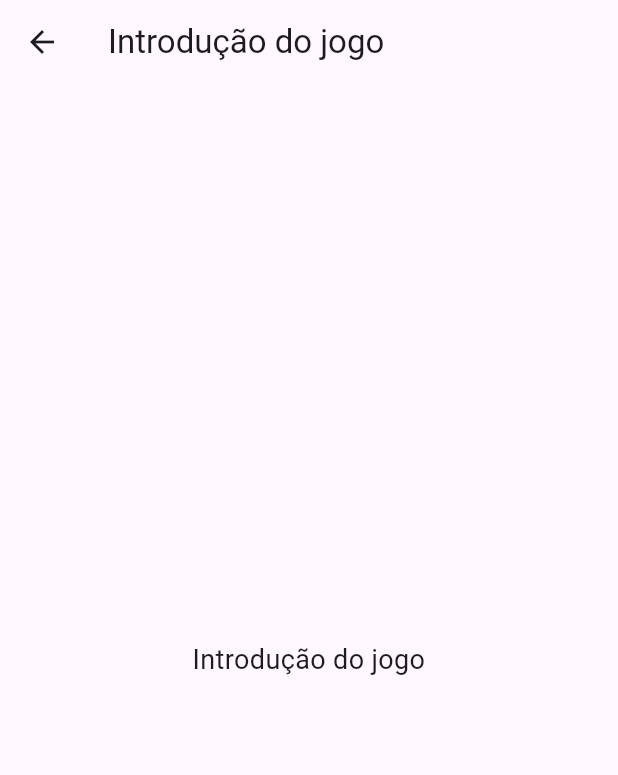
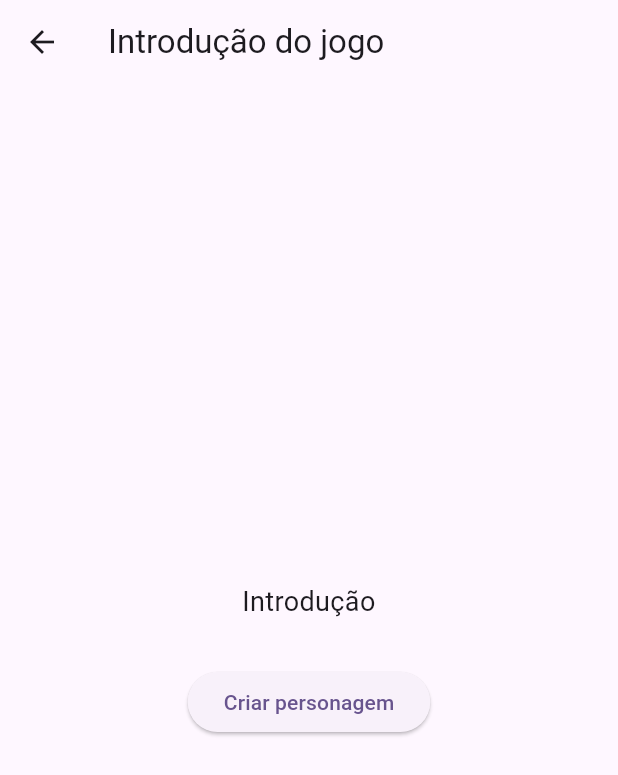
Before and after one commit to m7julia/PI_3_0102_02, a Flutter app: the screen it shows after launch, after a tap on "Iniciar", on a phone screen of 412 x 824 dp. Shown: the top 775 px of the screen. Run offline on Flutter 3.47's test engine with Material 3 defaults, Android fonts, the phone set to English and light mode, and no system bars; our stand-ins replace cloud_firestore, firebase_core, google_fonts; accounts and stored records are empty.

Commit message:
melhora no visual da homepage no estilo RPG e integração ao banco

```diff
--- /dev/null
+++ b/lib/models/personagem.dart
@@ -0,0 +1,25 @@
+class Personagem {
+  final String nome;
+  final int vidaAtual;
+  final int vidaMax;
+
+  Personagem({
+    required this.nome,
+    required this.vidaAtual,
+    required this.vidaMax,
+  });
+
+  // Map para salvar no fire
+  Map<String, dynamic> toMap() {
+    return {'nome': nome, 'vidaAtual': vidaAtual, 'vidaMax': vidaMax};
+  }
+
+  // Map para objeto, para mostrar na tela
+  factory Personagem.fromMap(Map<String, dynamic> map) {
+    return Personagem(
+      nome: map['nome'] ?? '',
+      vidaAtual: map['vidaAtual'] ?? 0,
+      vidaMax: map['vidaMax'] ?? 0,
+    );
+  }
+}
--- a/lib/screens/home/home_screen.dart
+++ b/lib/screens/home/home_screen.dart
@@ -1,4 +1,5 @@
 import 'package:flutter/material.dart';
+import 'package:google_fonts/google_fonts.dart';
 import '../intro/intro_screen.dart';
 
 class HomeScreen extends StatelessWidget {
@@ -9,7 +10,7 @@ class HomeScreen extends StatelessWidget {
     return Scaffold(
       body: Stack(
         children: [
-          // IMAGEM DE FUNDO
+          // imagem de fundo
           SizedBox.expand(
             child: Stack(
               children: [
@@ -19,62 +20,133 @@ class HomeScreen extends StatelessWidget {
                   width: double.infinity,
                   height: double.infinity,
                 ),
-                Container(color: Colors.black.withOpacity(0.5)),
+                Container(
+                  decoration: BoxDecoration(
+                    color: Colors.black.withOpacity(0.55),
+                  ),
+                ),
               ],
             ),
           ),
-          Positioned(
-            top: 40,
-            left: 0,
-            right: 0,
+
+          // tela
+          SafeArea(
             child: Center(
-              child: Text(
+              child: Padding(
+                padding: const EdgeInsets.symmetric(horizontal: 24),
+                child: Column(
+                  mainAxisAlignment: MainAxisAlignment.center,
+                  children: [
+                    Text(
                       'RPG (DEFINIR NOME DO JOGO)',
-                style: TextStyle(
-                  color: Colors.white,
-                  fontSize: 22,
+                      textAlign: TextAlign.center,
+                      style: GoogleFonts.cinzel(
+                        fontSize: 34,
                         fontWeight: FontWeight.bold,
+                        color: const Color(0xFFF8E7B9),
+                        letterSpacing: 1.5,
+                        shadows: const [
+                          Shadow(
+                            color: Colors.black,
+                            blurRadius: 10,
+                            offset: Offset(2, 2),
+                          ),
+                        ],
                       ),
                     ),
+
+                    const SizedBox(height: 18),
+
+                    Container(
+                      width: 300,
+                      padding: const EdgeInsets.symmetric(
+                        horizontal: 10,
+                        vertical: 15,
                       ),
+                      decoration: BoxDecoration(
+                        color: Colors.black.withOpacity(0.45),
+                        borderRadius: BorderRadius.circular(20),
+                        border: Border.all(
+                          color: const Color.fromARGB(255, 158, 138, 74),
+                          width: 2,
                         ),
-          // BOTÕES
-          Center(
-            child: Row(
-              mainAxisAlignment: MainAxisAlignment.center,
+                        boxShadow: [
+                          BoxShadow(
+                            color: Colors.black.withOpacity(0.4),
+                            blurRadius: 16,
+                            offset: const Offset(0, 8),
+                          ),
+                        ],
+                      ),
+                      child: Column(
                         children: [
-                ElevatedButton(
+                          _rpgMenuButton(
+                            text: 'Iniciar',
                             onPressed: () {
                               Navigator.push(
                                 context,
-                      MaterialPageRoute(builder: (_) => const IntroScreen()),
+                                MaterialPageRoute(
+                                  builder: (_) => const IntroScreen(),
+                                ),
                               );
                             },
-                  child: const Text('Iniciar'),
                           ),
-
-                const SizedBox(width: 15),
-
-                ElevatedButton(
+                          const SizedBox(height: 16),
+                          _rpgMenuButton(
+                            text: 'Continuar',
                             onPressed: () {
                               print('Continuar jogo');
                             },
-                  child: const Text('Continuar'),
                           ),
-
-                const SizedBox(width: 15),
-
-                ElevatedButton(
+                          const SizedBox(height: 16),
+                          _rpgMenuButton(
+                            text: 'Configurações',
                             onPressed: () {
                               print('Configurações');
                             },
-                  child: const Text('Configurações'),
                           ),
                         ],
                       ),
                     ),
                   ],
                 ),
+              ),
+            ),
+          ),
+        ],
+      ),
+    );
+  }
+
+  static Widget _rpgMenuButton({
+    required String text,
+    required VoidCallback onPressed,
+  }) {
+    return SizedBox(
+      width: double.infinity,
+      height: 62,
+      child: ElevatedButton(
+        onPressed: onPressed,
+        style: ElevatedButton.styleFrom(
+          backgroundColor: const Color(0xFF6B3F1D),
+          foregroundColor: const Color(0xFFF8E7B9),
+          elevation: 6,
+          shadowColor: Colors.black,
+          shape: RoundedRectangleBorder(
+            borderRadius: BorderRadius.circular(14),
+            side: const BorderSide(color: Color.fromARGB(255, 0, 0, 0), width: 2),
+          ),
+          padding: const EdgeInsets.symmetric(vertical: 14),
+        ),
+        child: Text(
+          text,
+          style: GoogleFonts.cinzel(
+            fontSize: 20,
+            fontWeight: FontWeight.bold,
+            letterSpacing: 1.2,
+          ),
+        ),
+      ),
     );
   }
 }
--- a/lib/screens/intro/intro_screen.dart
+++ b/lib/screens/intro/intro_screen.dart
@@ -1,4 +1,5 @@
 import 'package:flutter/material.dart';
+import '../game/personagem/criar_personagem_screen.dart';
 
 class IntroScreen extends StatelessWidget {
   const IntroScreen({super.key});
@@ -7,11 +8,30 @@ class IntroScreen extends StatelessWidget {
   Widget build(BuildContext context) {
     return Scaffold(
       appBar: AppBar(title: const Text('Introdução do jogo')),
-      body: const Center(
-        child: Text(
-          'Introdução do jogo',
-          style: TextStyle(fontSize: 18),
-          textAlign: TextAlign.center,
+      body: Center(
+        child: Column(
+          mainAxisAlignment: MainAxisAlignment.center,
+          children: [
+            const Text(
+              'Introdução',
+              style: TextStyle(fontSize: 18),
+              textAlign: TextAlign.center,
+            ),
+
+            const SizedBox(height: 30),
+
+            ElevatedButton(
+              onPressed: () {
+                Navigator.push(
+                  context,
+                  MaterialPageRoute(
+                    builder: (_) => const CriarPersonagemScreen(),
+                  ),
+                );
+              },
+              child: const Text('Criar personagem'),
+            ),
+          ],
         ),
       ),
     );
--- /dev/null
+++ b/lib/services/personagem_service.dart
@@ -0,0 +1,45 @@
+import 'package:cloud_firestore/cloud_firestore.dart';
+import '../models/personagem.dart';
+
+class PersonagemService {
+  final FirebaseFirestore _firestore = FirebaseFirestore.instance;
+
+  // criar o  personagem
+  Future<void> criarPersonagem(Personagem personagem) async {
+    await _firestore.collection('personagens').add({
+      ...personagem.toMap(),
+      'criadoEm': FieldValue.serverTimestamp(),
+    });
+  }
+
+  // busca por todos os personagens
+  Future<List<Personagem>> buscarPersonagens() async {
+    final snapshot = await _firestore.collection('personagens').get();
+
+    return snapshot.docs.map((doc) => Personagem.fromMap(doc.data())).toList();
+  }
+
+  // busca por id (colocar uma busca por id futuramente)
+  Future<Personagem?> buscarPorId(String id) async {
+    final doc = await _firestore.collection('personagens').doc(id).get();
+
+    if (doc.exists) {
+      return Personagem.fromMap(doc.data()!);
+    }
+
+    return null;
+  }
+
+  // atualiza o personagem
+  Future<void> atualizarPersonagem(String id, Personagem personagem) async {
+    await _firestore
+        .collection('personagens')
+        .doc(id)
+        .update(personagem.toMap());
+  }
+
+  // deleta caso necessario
+  Future<void> deletarPersonagem(String id) async {
+    await _firestore.collection('personagens').doc(id).delete();
+  }
+}
--- a/pubspec.yaml
+++ b/pubspec.yaml
@@ -11,6 +11,7 @@ dependencies:
   flutter:
     sdk: flutter
   cupertino_icons: ^1.0.8
+  google_fonts: ^6.1.0
 
   # Firebase
   firebase_core: ^4.6.0
```
Also changed, not shown: lib/screens/game/personagem/criar_personagem_screen.dart (added, +85 -0 lines), lib/models/item_model.dart (deleted), lib/models/quest_model.dart (deleted), lib/services/auth_service.dart (deleted), lib/services/firestore_service.dart (deleted), pubspec.lock, 6 other files. Lines whose indentation alone changed are shown as unchanged.
